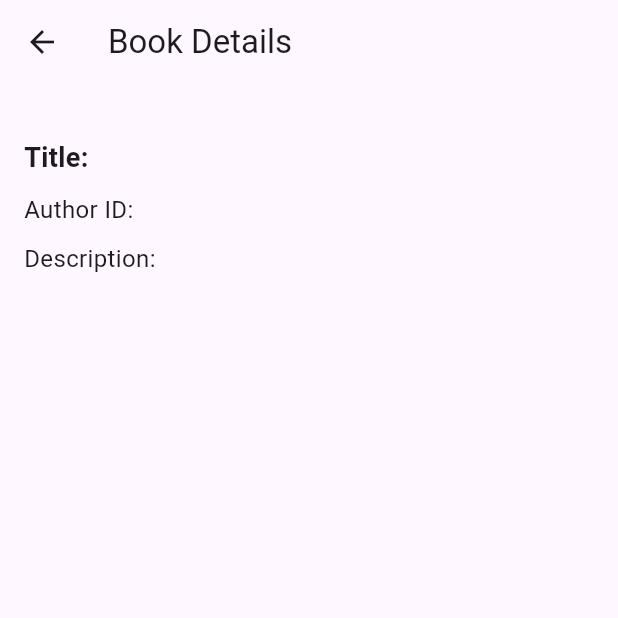
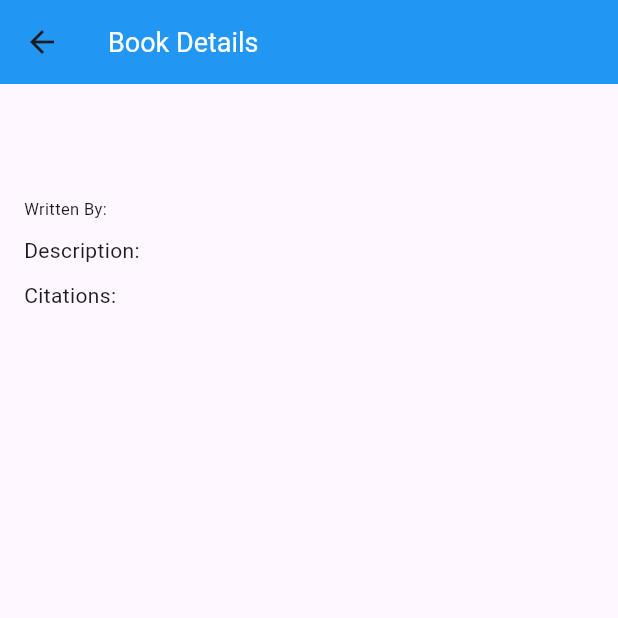
Before and after one commit to Siruenyian/PPB-FP, a Flutter app: the ViewBookPage screen opened directly with empty values, on a phone screen of 412 x 824 dp, the top half of it. Run offline on Flutter 3.47's test engine with Material 3 defaults, Android fonts, the phone set to English and light mode, and no system bars; our stand-ins replace cloud_firestore, firebase_auth, firebase_core; accounts and stored records are empty.

Commit message:
fix: ini final

```diff
--- a/lib/pages/user/book_explore.dart
+++ b/lib/pages/user/book_explore.dart
@@ -16,7 +16,9 @@ class _BooksPageState extends State<BooksPage> {
   Widget build(BuildContext context) {
     return Scaffold(
       appBar: AppBar(
-        title: Text('Explore Books'),
+      backgroundColor: Colors.blue,
+        title: Text('Explore Books',style:
+        TextStyle(fontSize: 18, color: Colors.white)),
       ),
       body: Column(
         children: [
--- a/lib/pages/user/home_page.dart
+++ b/lib/pages/user/home_page.dart
@@ -21,6 +21,7 @@ class UserHomePage extends StatelessWidget {
   Widget build(BuildContext context) {
     return Scaffold(
       appBar: AppBar(
+        backgroundColor: Colors.blue,
         actions: [
           IconButton(
             onPressed: signUserOut,
@@ -34,7 +35,7 @@ class UserHomePage extends StatelessWidget {
           children: [
             Text(
               'Welcome User: ${user?.email}',
-              style: const TextStyle(fontSize: 20),
+              style: const TextStyle(fontSize: 18),
             ),
             const SizedBox(height: 20),
             ElevatedButton(
--- a/lib/pages/user/user_add_books.dart
+++ b/lib/pages/user/user_add_books.dart
@@ -67,7 +67,9 @@ class _AddBookPageState extends State<AddBookPage> {
   Widget build(BuildContext context) {
     return Scaffold(
       appBar: AppBar(
-        title: Text('Book Library'),
+        backgroundColor: Colors.blue,
+        title: Text('Book Library',style:
+        TextStyle(fontSize: 18, color: Colors.white)),
       ),
       body: Column(
         children: [
--- a/lib/pages/user/view_book_page.dart
+++ b/lib/pages/user/view_book_page.dart
@@ -18,7 +18,9 @@ class _ViewBookPageState extends State<ViewBookPage> {
   Widget build(BuildContext context) {
     return Scaffold(
       appBar: AppBar(
-        title: Text('Book Details'),
+        title: Text('Book Details',style:
+        TextStyle(fontSize: 18, color: Colors.white)),
+        backgroundColor: Colors.blue,
       ),
       body: FutureBuilder<DocumentSnapshot>(
         future: bookService.getBookByID(widget.bookUid),
@@ -34,6 +36,7 @@ class _ViewBookPageState extends State<ViewBookPage> {
             String title = data['title'] ?? 'Unknown';
             String coverUrl = data['cover_url'] ?? '';
             String authorUid = data['author_id'] ?? 'Unknown';
+            String citation  = data['citation'] ?? '';
             String description = data['description'] ?? '';
 
             return SingleChildScrollView(
@@ -50,18 +53,23 @@ class _ViewBookPageState extends State<ViewBookPage> {
                     ),
                   SizedBox(height: 20),
                   Text(
-                    'Title: $title',
-                    style: TextStyle(fontSize: 18, fontWeight: FontWeight.bold),
+                    '$title',
+                    style: TextStyle(fontSize: 20, fontWeight: FontWeight.bold),
                   ),
                   SizedBox(height: 10),
                   Text(
-                    'Author ID: $authorUid',
-                    style: TextStyle(fontSize: 16),
+                    'Written By: $authorUid',
+                    style: TextStyle(fontSize: 11),
                   ),
                   SizedBox(height: 10),
                   Text(
                     'Description: $description',
-                    style: TextStyle(fontSize: 16),
+                    style: TextStyle(fontSize: 14),
+                  ),
+                  SizedBox(height: 10),
+                  Text(
+                    'Citations: $citation',
+                    style: TextStyle(fontSize: 14),
                   ),
                 ],
               ),
```
Also changed, not shown: lib/pages/user/user_books.dart (+30 -9 lines), lib/services/book_service.dart (+0 -11 lines).
